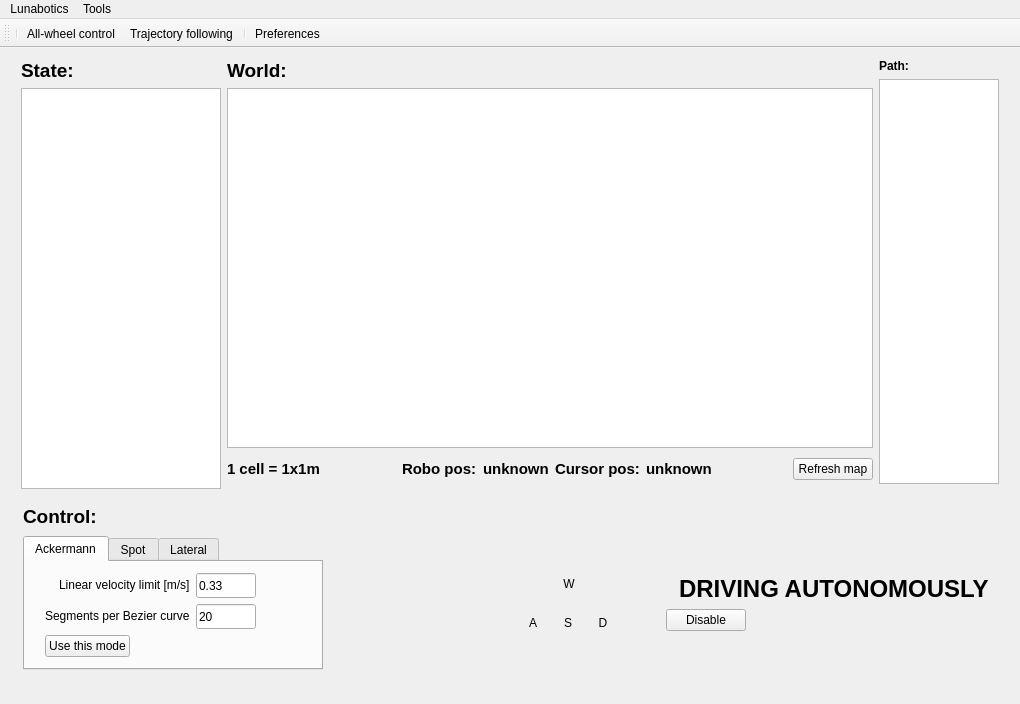
This is mainwindow.ui in PhiTheta/Lunabotics_Qt as Qt 5 draws it before an edit. The edited form follows.
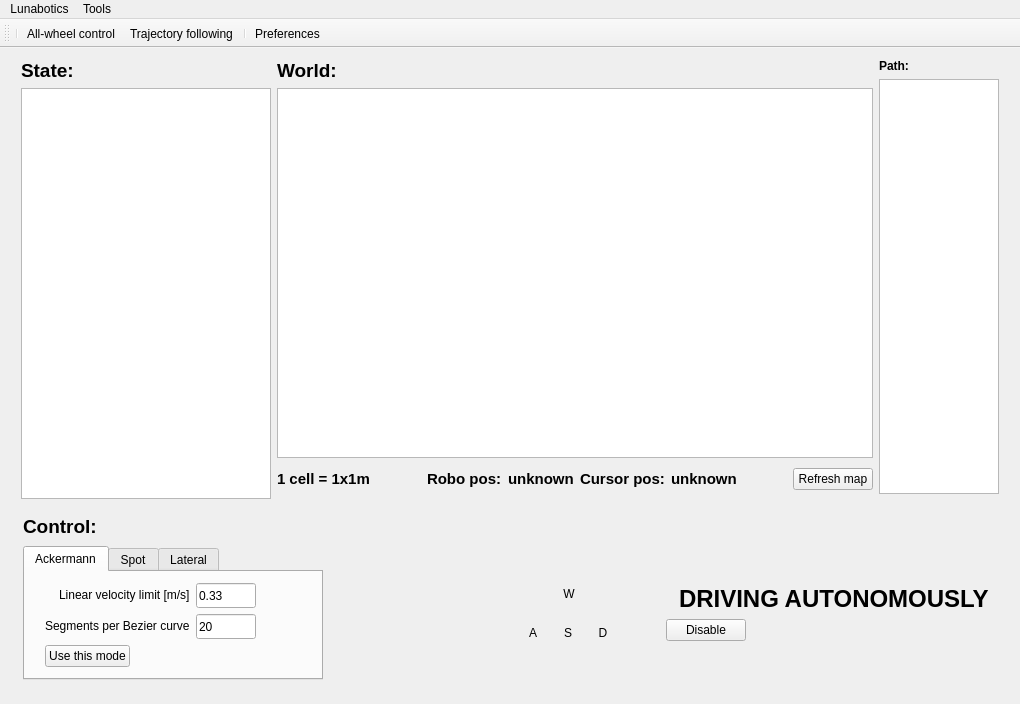
This is the edited form. Icons and pictures are not drawn.

Patch:
```diff
--- a/mainwindow.ui
+++ b/mainwindow.ui
@@ -22,6 +22,12 @@
   <property name="layoutDirection">
    <enum>Qt::LeftToRight</enum>
   </property>
+  <property name="toolButtonStyle">
+   <enum>Qt::ToolButtonTextUnderIcon</enum>
+  </property>
+  <property name="tabShape">
+   <enum>QTabWidget::Rounded</enum>
+  </property>
   <property name="unifiedTitleAndToolBarOnMac">
    <bool>true</bool>
   </property>
@@ -57,20 +63,20 @@
        <item>
         <widget class="QWidget" name="TelemetryWidget" native="true">
          <property name="sizePolicy">
-          <sizepolicy hsizetype="Fixed" vsizetype="Expanding">
+          <sizepolicy hsizetype="MinimumExpanding" vsizetype="Expanding">
            <horstretch>0</horstretch>
            <verstretch>0</verstretch>
           </sizepolicy>
          </property>
          <property name="minimumSize">
           <size>
-           <width>200</width>
+           <width>250</width>
            <height>0</height>
           </size>
          </property>
          <property name="maximumSize">
           <size>
-           <width>200</width>
+           <width>250</width>
            <height>16777215</height>
           </size>
          </property>
@@ -107,20 +113,20 @@
           <item>
            <widget class="QTableView" name="telemetryTableView">
             <property name="sizePolicy">
-             <sizepolicy hsizetype="Fixed" vsizetype="Expanding">
+             <sizepolicy hsizetype="MinimumExpanding" vsizetype="Expanding">
               <horstretch>1</horstretch>
               <verstretch>1</verstretch>
              </sizepolicy>
             </property>
             <property name="minimumSize">
              <size>
-              <width>200</width>
+              <width>250</width>
               <height>0</height>
              </size>
             </property>
             <property name="maximumSize">
              <size>
-              <width>200</width>
+              <width>250</width>
               <height>16777215</height>
              </size>
             </property>
@@ -158,7 +164,7 @@
              <bool>false</bool>
             </property>
             <attribute name="horizontalHeaderDefaultSectionSize">
-             <number>100</number>
+             <number>125</number>
             </attribute>
             <attribute name="verticalHeaderVisible">
              <bool>false</bool>
@@ -663,7 +669,7 @@
            <number>0</number>
           </property>
           <property name="bottomMargin">
-           <number>15</number>
+           <number>5</number>
           </property>
           <item>
            <widget class="QTabWidget" name="controlModesTabs">
```
Left out of the diff: 13 changed lines with no effect on the pictures.
